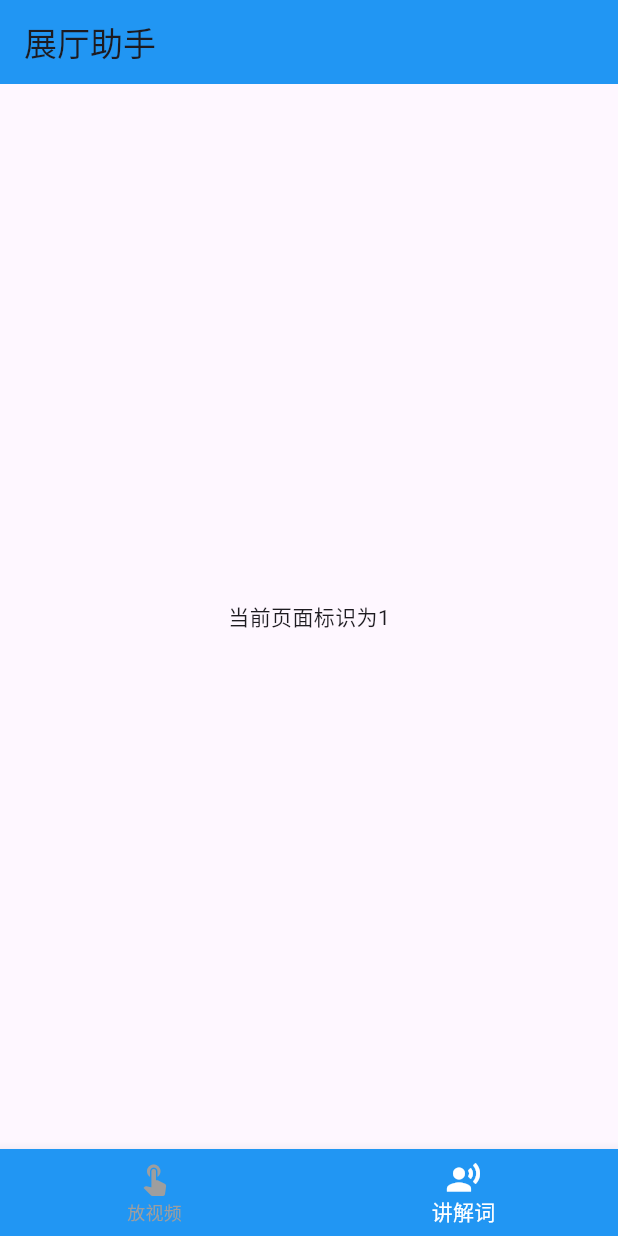
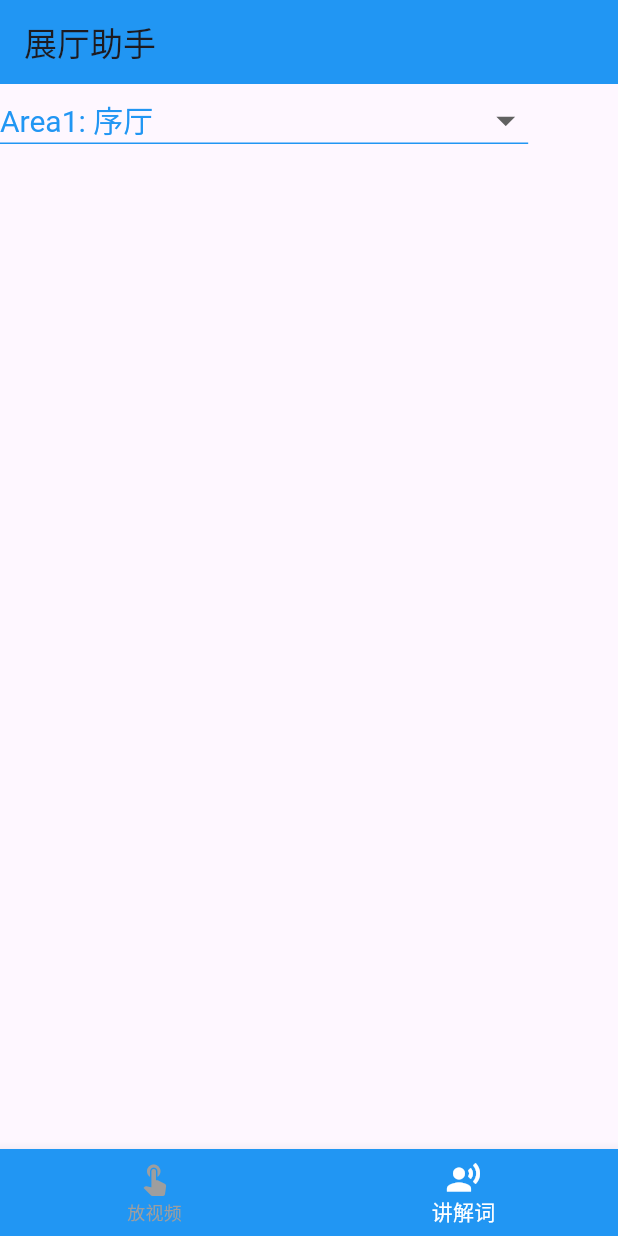
Before and after one commit to AnthonySu2018/AnthonyFlutter2, a Flutter app: the screen it shows after launch, item 2 of the bottom bar chosen, on a phone screen of 412 x 824 dp. Run offline on Flutter 3.47's test engine with Material 3 defaults, Android fonts, the phone set to English and light mode, and no system bars.

Commit message:
add dropdown list

```diff
--- a/lib/pages/CommentaryPage.dart
+++ b/lib/pages/CommentaryPage.dart
@@ -13,6 +13,8 @@ class CommentaryPage extends StatefulWidget {
   }
 }
 class CommentaryPageState extends State<CommentaryPage> {
+  String value = "1";
+
   //页面创建时初始化函数
   @override
   void initState() {
@@ -22,7 +24,36 @@ class CommentaryPageState extends State<CommentaryPage> {
 
   @override
   Widget build(BuildContext context) {
-    return Center(child: Text("当前页面标识为${widget.pageIndex}"),
+    return  Column(
+      children: [
+        DropdownButton(
+          items: <DropdownMenuItem<String>>[
+            DropdownMenuItem(value: "1",child: Text("Area1: 序厅",style: TextStyle(color: value=="1"?Colors.blue:Colors.grey),),),
+            DropdownMenuItem(value: "2",child: Text("Area2: 英特尔产品技术发展历史展区",style: TextStyle(color: value=="2"?Colors.blue:Colors.grey),),),
+            DropdownMenuItem(value: "3",child: Text("Area3: intel vision ",style: TextStyle(color: value=="3"?Colors.blue:Colors.grey),),),
+            DropdownMenuItem(value: "4",child: Text("Area4: 裸眼3D区",style: TextStyle(color: value=="4"?Colors.blue:Colors.grey),),),
+            DropdownMenuItem(value: "5",child: Text("Area5: 服务器生态与产品方案展区",style: TextStyle(color: value=="5"?Colors.blue:Colors.grey),),),
+            DropdownMenuItem(value: "6",child: Text("Area6: CCG",style: TextStyle(color: value=="6"?Colors.blue:Colors.grey),),),
+            DropdownMenuItem(value: "7",child: Text("Area7: NEX网络和边缘方案及生态区",style: TextStyle(color: value=="7"?Colors.blue:Colors.grey),),),
+            DropdownMenuItem(value: "8",child: Text("Area8: 结语",style: TextStyle(color: value=="8"?Colors.blue:Colors.grey),),),
+          ],
+          hint:const Text("提示信息"),// 当没有初始值时显示
+          onChanged: (selectValue){//选中后的回调
+            setState(() {
+            value = selectValue!;
+            });
+          },
+          value: value,// 设置初始值，要与列表中的value是相同的
+          elevation: 10,//设置阴影
+          style: const TextStyle(//设置文本框里面文字的样式
+            color: Colors.blue,
+            fontSize: 20
+          ),
+          iconSize: 30,//设置三角标icon的大小
+          underline: Container(height: 1,color: Colors.blue,),// 下划线
+        ),
+
+      ],
     );
   }
 
--- a/lib/pages/VideoPlaybackPage.dart
+++ b/lib/pages/VideoPlaybackPage.dart
@@ -68,7 +68,7 @@ class VideoPlaybackPageState extends State<VideoPlaybackPage> {
         Column(
 
           children: [
-          const Text("英特尔中国2.0",style: TextStyle(fontSize: 35,fontStyle: FontStyle.italic),),
+          const Text("intel vision",style: TextStyle(fontSize: 35,fontStyle: FontStyle.italic),),
           const Text(""),
           Row(
               mainAxisAlignment: MainAxisAlignment.spaceAround,
```
